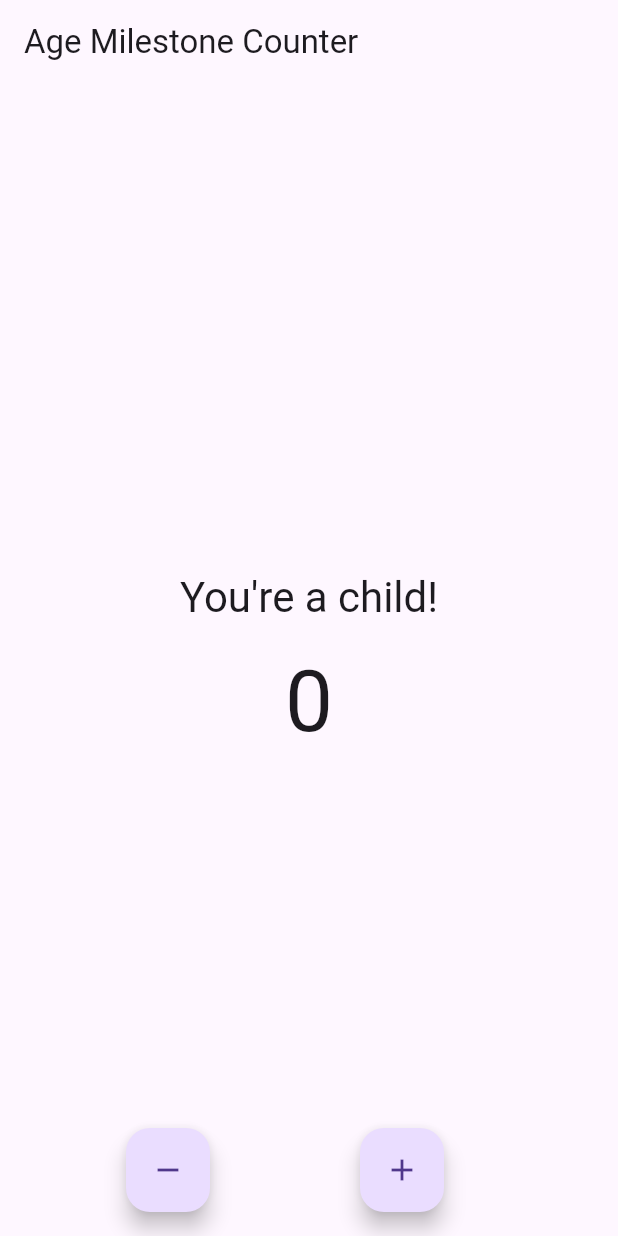
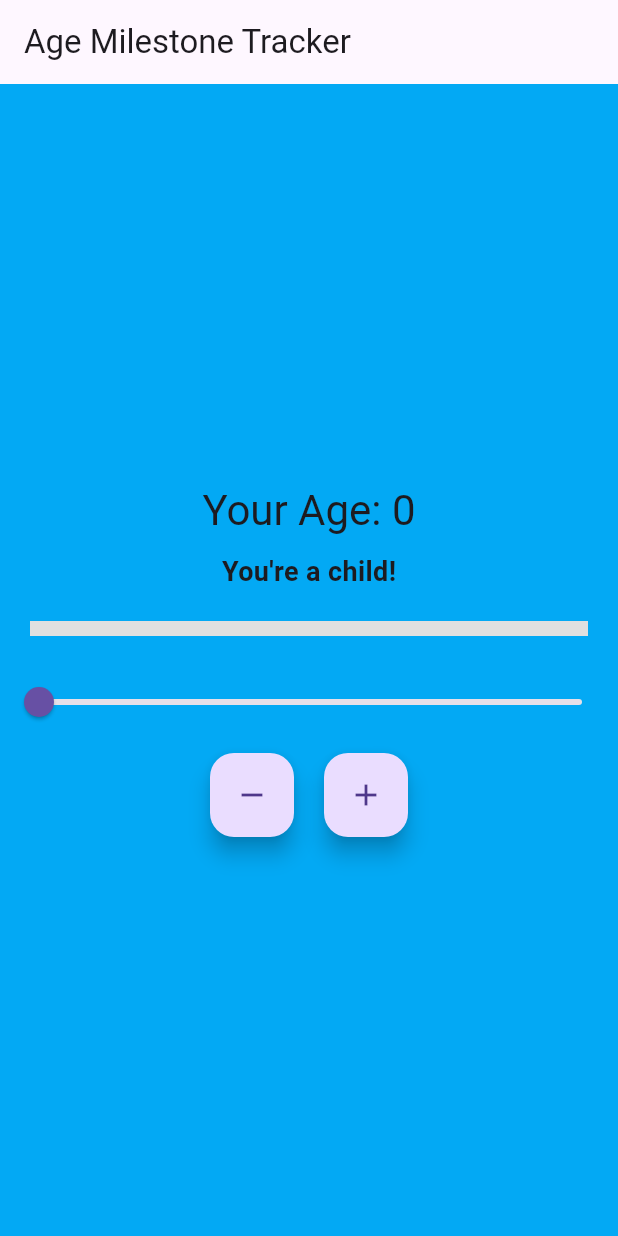
Before and after one commit to leyyenahsophie/age_milestones, a Flutter app: the screen it shows after launch, on a phone screen of 412 x 824 dp. Run offline on Flutter 3.47's test engine with Material 3 defaults, Android fonts, the phone set to English and light mode, and no system bars; missing offline and left inert: window_size.

Commit message:
Added age slider and progress bar for age milestones

```diff
--- a/lib/main.dart
+++ b/lib/main.dart
@@ -37,8 +37,10 @@ class Counter with ChangeNotifier {
   int value = 0;
 
   void increment() {
+    if (value < 99) {
       value += 1;
       notifyListeners();
+    }
   }
 
   void decrement() {
@@ -46,6 +48,11 @@ class Counter with ChangeNotifier {
       value -= 1;
       notifyListeners();
     }
+  }
+
+  void setAge(double newAge) {
+    value = newAge.toInt();
+    notifyListeners();
   }
 }
 
@@ -55,7 +62,7 @@ class MyApp extends StatelessWidget {
   @override
   Widget build(BuildContext context) {
     return MaterialApp(
-      title: 'Age Milestone Counter',
+      title: 'Age Milestone App',
       theme: ThemeData(
         primarySwatch: Colors.blue,
         useMaterial3: true,
@@ -68,63 +75,80 @@ class MyApp extends StatelessWidget {
 class MyHomePage extends StatelessWidget {
   const MyHomePage({super.key});
 
-  String getMilestoneMessage(int age) {
-    if (age <= 12) {
-      return "You're a child!";
-    } else if (age <= 19) {
-      return "Teenager time!";
-    } else if (age <= 30) {
-      return "You're a young adult!";
-    } else if (age <= 50) {
-      return "Ew your an adult now!";
-    } else {
+  Color getBackgroundColor(int age) {
+    if (age <= 12) return Colors.lightBlue;
+    if (age <= 19) return Colors.lightGreen;
+    if (age <= 30) return Colors.yellow;
+    if (age <= 50) return Colors.orange;
+    return Colors.grey;
+  }
+
+  String getAgeMessage(int age) {
+    if (age <= 12) return "You're a child!";
+    if (age <= 19) return "Teenager time!";
+    if (age <= 30) return "You're a young adult!";
+    if (age <= 50) return "You're an adult now!";
     return "Golden years!";
   }
-  }
 
-  Color getBackgroundColor(int age) {
-    if (age <= 12) {
-      return Colors.deepPurple;
-    } else if (age <= 19) {
-      return Colors.pinkAccent;
-    } else if (age <= 30) {
-      return Colors.blueAccent
-    } else if (age <= 50) {
-      return Colors.redAccent;
-    } else {
-      return Colors.grey;
-    }
+  Color getProgressColor(int age) {
+    if (age <= 33) return Colors.green;
+    if (age <= 67) return Colors.yellow;
+    return Colors.red;
   }
 
   @override
   Widget build(BuildContext context) {
-    var counter = context.watch<Counter>();
-
+    return Consumer<Counter>(
+      builder: (context, counter, child) {
         return Scaffold(
-      appBar: AppBar(
-        title: const Text('Age Milestone Counter'),
-      ),
           backgroundColor: getBackgroundColor(counter.value),
+          appBar: AppBar(title: const Text('Age Milestone Tracker')),
           body: Center(
             child: Column(
               mainAxisAlignment: MainAxisAlignment.center,
               children: [
-            Text(getMilestoneMessage(counter.value),
-                style: Theme.of(context).textTheme.headlineMedium),
+                Text(
+                  'Your Age: ${counter.value}',
+                  style: Theme.of(context).textTheme.headlineMedium,
+                ),
+                const SizedBox(height: 10),
+                Text(
+                  getAgeMessage(counter.value),
+                  style: const TextStyle(
+                      fontSize: 18, fontWeight: FontWeight.bold),
+                ),
                 const SizedBox(height: 20),
-            Text('${counter.value}',
-                style: Theme.of(context).textTheme.displayLarge),
-          ],
+                Padding(
+                  padding: const EdgeInsets.symmetric(horizontal: 20),
+                  child: LinearProgressIndicator(
+                    value: counter.value / 99, // Normalize to 0-1
+                    backgroundColor: Colors.grey[300],
+                    color: getProgressColor(counter.value),
+                    minHeight: 10,
                   ),
                 ),
-      floatingActionButton: Row(
-        mainAxisAlignment: MainAxisAlignment.spaceEvenly,
+                const SizedBox(height: 20),
+                Slider(
+                  value: counter.value.toDouble(),
+                  min: 0,
+                  max: 99,
+                  divisions: 99,
+                  label: counter.value.toString(),
+                  onChanged: (double newValue) {
+                    counter.setAge(newValue);
+                  },
+                ),
+                const SizedBox(height: 10),
+                Row(
+                  mainAxisAlignment: MainAxisAlignment.center,
                   children: [
                     FloatingActionButton(
                       onPressed: counter.decrement,
                       tooltip: 'Decrement',
                       child: const Icon(Icons.remove),
                     ),
+                    const SizedBox(width: 20),
                     FloatingActionButton(
                       onPressed: counter.increment,
                       tooltip: 'Increment',
@@ -132,6 +156,11 @@ class MyHomePage extends StatelessWidget {
                     ),
                   ],
                 ),
+              ],
+            ),
+          ),
+        );
+      },
     );
   }
 }
```
Lines whose indentation alone changed are shown as unchanged.
